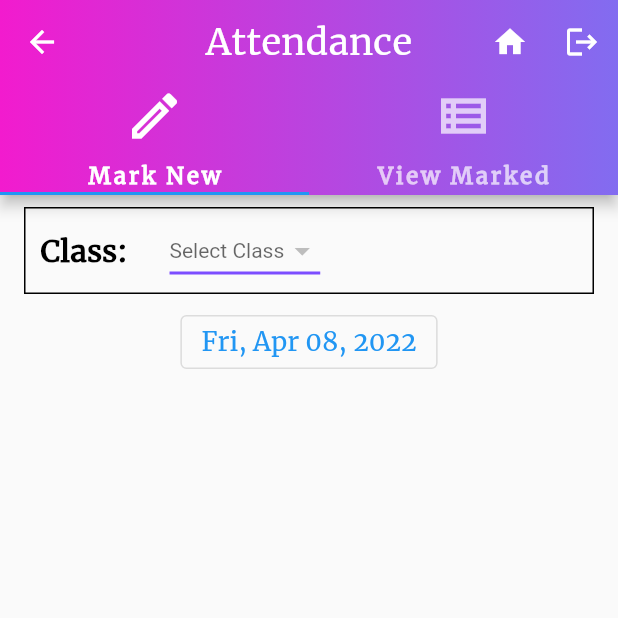
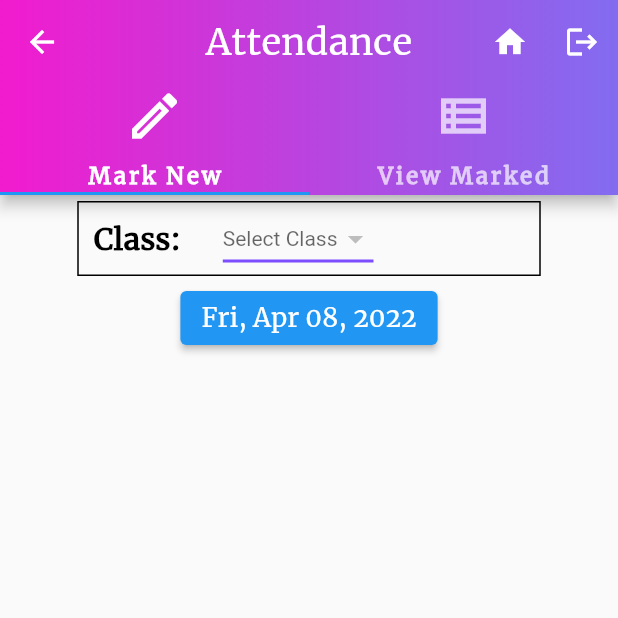
Before and after one commit to Sadja18/school, a Flutter app: the StickyAttendance screen opened by its route, on a phone screen of 412 x 824 dp, the top half of it. Run offline on Flutter 3.47's test engine with Material 2 defaults, Android fonts, the phone set to English and light mode, and no system bars; our stand-ins replace sqflite; missing offline and left inert: table_sticky_headers, workmanager; accounts and stored records are empty; project files that could hold a hidden picture were left out.

Commit message:
version: 1.1.0.8

```diff
--- a/lib/widgets/date_widget.dart
+++ b/lib/widgets/date_widget.dart
@@ -38,7 +38,7 @@ class _DateShowState extends State<DateShow> {
 
   @override
   Widget build(BuildContext context) {
-    return OutlinedButton(
+    return ElevatedButton(
       onPressed: () => _selectDate(context),
       child: Text(
         DateFormat('E, MMM dd, yyyy').format(date),
--- a/lib/widgets/sticky_attendance_widget.dart
+++ b/lib/widgets/sticky_attendance_widget.dart
@@ -236,15 +236,16 @@ class _StickyAttendanceState extends State<StickyAttendance> {
                     crossAxisAlignment: CrossAxisAlignment.center,
                     children: [
                       Container(
+                        width: MediaQuery.of(context).size.width * 0.75,
                         decoration: BoxDecoration(
                           border: Border.all(),
                         ),
                         margin: const EdgeInsets.symmetric(
-                          vertical: 8.0,
+                          vertical: 4.0,
                           horizontal: 8.0,
                         ),
                         padding: const EdgeInsets.symmetric(
-                          vertical: 4.0,
+                          vertical: 0.0,
                           horizontal: 10.0,
                         ),
                         child: Row(
```
Also changed, not shown: lib/widgets/attendance_edit_widget.dart (+17 -15 lines).
